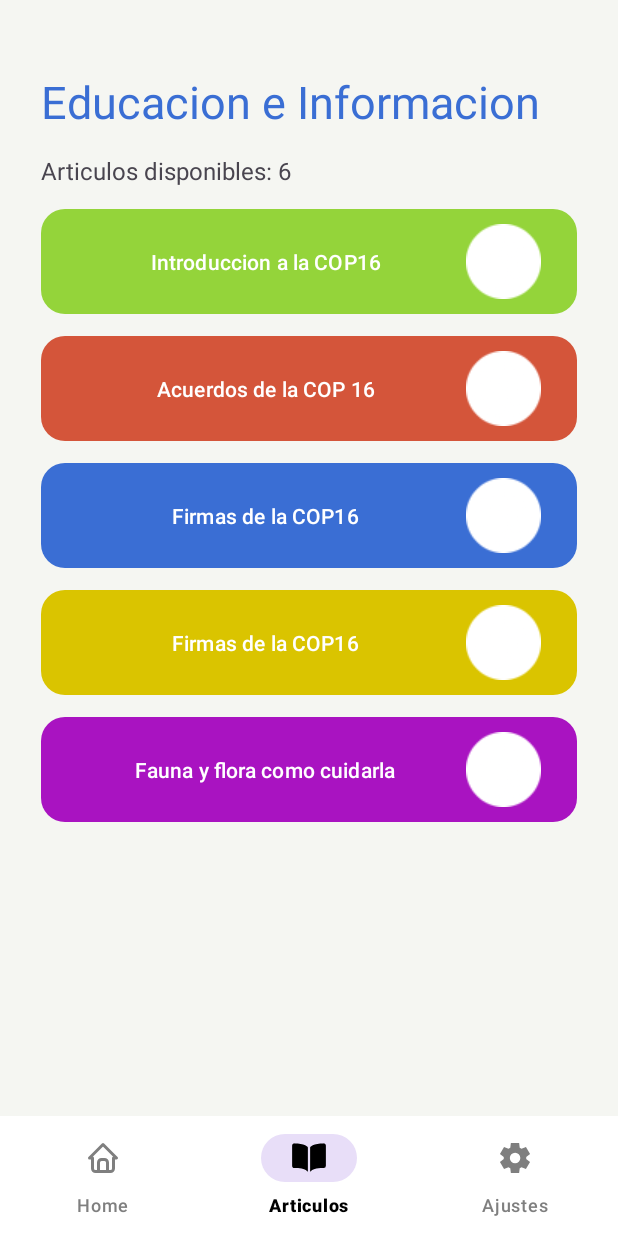
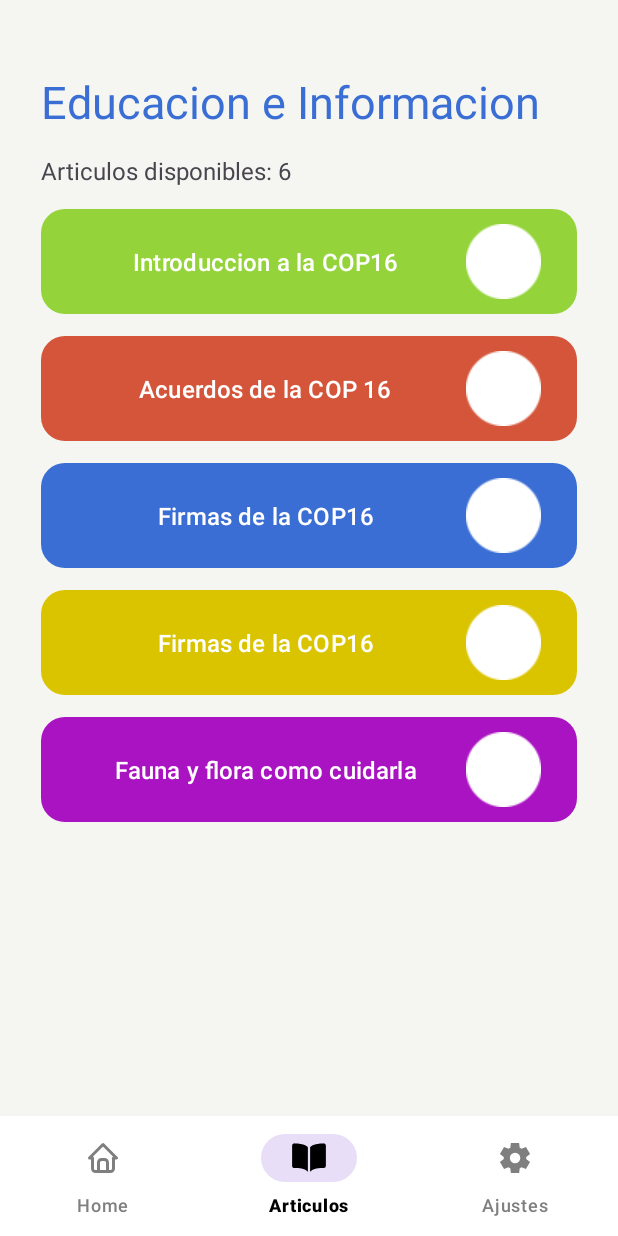
Before and after one commit to natyvcodes/education-app-cop16, an Android app: the List_Articulos screen opened directly, with no data from a screen before it, on a phone screen of 412 x 824 dp. Run offline under Robolectric (Android 15) with nearby library versions, the phone set to English and light mode, and no system bars.

Commit message:
Menu funtionality fixed and splasscreen modified

```diff
--- a/app/src/main/AndroidManifest.xml
+++ b/app/src/main/AndroidManifest.xml
@@ -8,9 +8,9 @@
         android:allowBackup="true"
         android:dataExtractionRules="@xml/data_extraction_rules"
         android:fullBackupContent="@xml/backup_rules"
-        android:icon="@mipmap/ic_launcher"
-        android:label="@string/app_name"
-        android:roundIcon="@mipmap/ic_launcher_round"
+        android:icon="@mipmap/cop16logo"
+        android:label="COP16 Education"
+        android:roundIcon="@mipmap/cop16logo"
         android:supportsRtl="true"
         android:theme="@style/Theme.MyApp"
         tools:targetApi="31">
--- a/app/src/main/java/com/grupo1/myapp/List_Articulos.java
+++ b/app/src/main/java/com/grupo1/myapp/List_Articulos.java
@@ -4,6 +4,8 @@ package com.grupo1.myapp;
 import android.content.Intent;
 import android.os.Bundle;
 import android.view.MenuItem;
+import android.view.View;
+import android.widget.Button;
 
 import androidx.activity.EdgeToEdge;
 import androidx.annotation.NonNull;
@@ -14,16 +16,18 @@ import com.google.android.material.navigation.NavigationBarView;
 
 public class List_Articulos extends AppCompatActivity {
     private BottomNavigationView bottomNavigationView;
-
+    private Button acuerdos;
     @Override
     protected void onCreate(Bundle savedInstanceState) {
         super.onCreate(savedInstanceState);
         EdgeToEdge.enable(this);
         setContentView(R.layout.activity_list_articulos);
+        acuerdos = findViewById(R.id.acuerdos);
+        bottomNavigationView = findViewById(R.id.bottom_navigation);
+        selectBottomNavItem(R.id.articulos);
 
 
-        selectBottomNavItem(R.id.articulos);
-        bottomNavigationView = findViewById(R.id.bottom_navigation);
+
         bottomNavigationView.setOnItemSelectedListener(new NavigationBarView.OnItemSelectedListener() {
             @Override
             public boolean onNavigationItemSelected(@NonNull MenuItem item) {
@@ -43,6 +47,11 @@ public class List_Articulos extends AppCompatActivity {
     }
     private void selectBottomNavItem(int itemId) {
         BottomNavigationView bottomNavigationView = findViewById(R.id.bottom_navigation);
-        bottomNavigationView.setSelectedItemId(itemId); }
+        bottomNavigationView.setSelectedItemId(itemId);
+    }
+    public void acuerdosActivity(View view){
+        Intent intent = new Intent(List_Articulos.this, Articulos.class);
+        startActivity(intent);
+    }
 
 }
--- a/app/src/main/java/com/grupo1/myapp/Principal.java
+++ b/app/src/main/java/com/grupo1/myapp/Principal.java
@@ -36,9 +36,11 @@ public class Principal extends AppCompatActivity {
                 if(id == R.id.home){
                     Intent intent = new Intent(Principal.this, Principal.class);
                     startActivity(intent);
+                    overridePendingTransition(android.R.anim.slide_in_left, android.R.anim.slide_out_right);
                 }else if(id == R.id.articulos) {
-                    Intent intent = new Intent(Principal.this, Articulos.class);
+                    Intent intent = new Intent(Principal.this, List_Articulos.class);
                     startActivity(intent);
+
                 }else if(id == R.id.setting){
 
                 }
--- a/app/src/main/res/layout/activity_list_articulos.xml
+++ b/app/src/main/res/layout/activity_list_articulos.xml
@@ -12,94 +12,95 @@
         android:id="@+id/container"
         android:layout_width="match_parent"
         android:layout_height="match_parent"
+        android:layout_marginLeft="20dp"
+        android:layout_marginRight="20dp"
         android:orientation="vertical"
-        android:paddingTop="40dp"
-        android:layout_marginLeft="20dp"
-        android:layout_marginRight="20dp">
+        android:paddingTop="40dp">
 
         <TextView
             android:id="@+id/title"
             android:layout_width="wrap_content"
             android:layout_height="wrap_content"
             android:layout_margin="7dp"
-        android:textSize="30sp"
+            android:text="Educacion e Informacion"
             android:textColor="@color/BlueMain"
-        android:text="Educacion e Informacion" />
+            android:textSize="30sp" />
+
         <TextView
             android:id="@+id/numArticulos"
-        android:layout_below="@id/title"
             android:layout_width="wrap_content"
             android:layout_height="wrap_content"
-        android:textSize="16sp"
             android:layout_margin="7sp"
-        android:text="Articulos disponibles: 6" />
+            android:text="Articulos disponibles: 6"
+            android:textSize="16sp" />
 
         <Button
             android:id="@+id/intro"
-        android:layout_below="@id/numArticulos"
             android:layout_width="match_parent"
             android:layout_height="70dp"
+            android:layout_margin="7dp"
             android:background="@drawable/button_shape"
+            android:drawableRight="@drawable/prueba"
+            android:text="Introduccion a la COP16"
+            android:textColor="@color/white"
             app:backgroundTint="@color/Green"
-        android:textColor="@color/white"
-        android:layout_margin="7dp"
-        android:text="Introduccion a la COP16"
-        android:drawableRight="@drawable/prueba"/>
+            android:textSize="16sp"/>
 
         <Button
             android:id="@+id/acuerdos"
-        android:layout_below="@id/intro"
+            android:layout_width="match_parent"
+            android:layout_height="70dp"
+            android:layout_margin="7dp"
             android:background="@drawable/button_shape"
-        android:layout_width="match_parent"
-        android:layout_margin="7dp"
-        android:layout_height="70dp"
-        app:backgroundTint="@color/Red"
+            android:drawableRight="@drawable/prueba"
+            android:onClick="acuerdosActivity"
             android:text="Acuerdos de la COP 16"
-        android:drawableRight="@drawable/prueba"/>
+            android:textColor="@color/white"
+            android:textSize="16sp"
+            app:backgroundTint="@color/Red" />
 
         <Button
             android:id="@+id/firmas"
-        android:layout_below="@id/acuerdos"
+            android:layout_width="match_parent"
+            android:layout_height="70dp"
+            android:layout_margin="7dp"
             android:background="@drawable/button_shape"
-        android:layout_width="match_parent"
-        android:layout_margin="7dp"
-        android:layout_height="70dp"
-        app:backgroundTint="@color/BlueMain"
+            android:drawableRight="@drawable/prueba"
             android:text="Firmas de la COP16"
-        android:drawableRight="@drawable/prueba"/>
+            android:textColor="@color/white"
+            android:textSize="16sp"
+            app:backgroundTint="@color/BlueMain" />
+
         <Button
             android:id="@+id/aves"
-        android:layout_below="@id/firmas"
+            android:layout_width="match_parent"
+            android:layout_height="70dp"
+            android:layout_margin="7dp"
             android:background="@drawable/button_shape"
-        android:layout_width="match_parent"
-        android:layout_margin="7dp"
-        android:layout_height="70dp"
-        app:backgroundTint="@color/Yellow"
             android:drawableRight="@drawable/prueba"
-        android:text="Firmas de la COP16" />
+            android:text="Firmas de la COP16"
+            android:textSize="16sp"
+            app:backgroundTint="@color/Yellow" />
 
         <Button
             android:id="@+id/fauflo"
-        android:layout_below="@id/aves"
+            android:layout_width="match_parent"
+            android:layout_height="70dp"
+            android:layout_margin="7dp"
             android:background="@drawable/button_shape"
-        android:layout_width="match_parent"
             android:drawableRight="@drawable/prueba"
-        android:layout_margin="7dp"
-        android:layout_height="70dp"
-        app:backgroundTint="@color/Violet"
             android:text="Fauna y flora como cuidarla"
-        />
-
-
+            android:textSize="16sp"
+            app:backgroundTint="@color/Violet" />
     </LinearLayout>
 
     <com.google.android.material.bottomnavigation.BottomNavigationView
         android:id="@+id/bottom_navigation"
         android:layout_width="match_parent"
+        android:layout_height="wrap_content"
+        android:layout_alignParentBottom="true"
         android:background="#FFFFFF"
-        android:layout_alignParentBottom="true"
         app:itemIconTint="@color/icon_selector"
         app:itemTextColor="@color/botton_navigation_selector"
-        app:menu="@menu/botton_navigation_menu"
-        android:layout_height="wrap_content"/>
+        app:menu="@menu/botton_navigation_menu" />
 </RelativeLayout>
--- a/app/src/main/res/layout/activity_main.xml
+++ b/app/src/main/res/layout/activity_main.xml
@@ -12,7 +12,7 @@
     <ImageView
         android:layout_width="187dp"
         android:layout_height="192dp"
-        android:src="@drawable/cop16"
+        android:src="@mipmap/cop16logo"
 
         app:layout_constraintBottom_toBottomOf="parent"
         app:layout_constraintEnd_toEndOf="parent"
--- a/app/src/main/res/values-night/themes.xml
+++ b/app/src/main/res/values-night/themes.xml
@@ -1,5 +1,6 @@
 <resources xmlns:tools="http://schemas.android.com/tools">
     <!-- Base application theme. -->
     <style name="Base.Theme.MyApp" parent="Theme.Material3.DayNight.NoActionBar">
+
     </style>
 </resources>
```
Also changed, not shown: app/src/main/res/mipmap-hdpi/cop16logo.png (added). Lines whose indentation alone changed are shown as unchanged.
